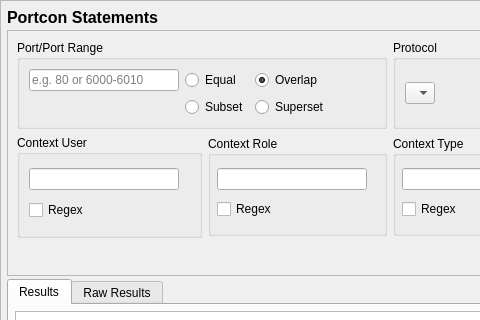
This is setoolsgui/apol/portconquery.ui in SELinuxProject/setools as Qt 5 draws it before an edit; both pictures show x 0 to 480 and y 0 to 320 of the 774 by 846 pixel window. The edited form follows.
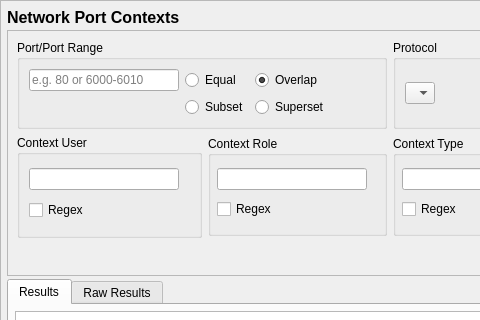
This is the edited form. Custom widgets are drawn as their Qt base class.

Commit message: apol: Add nicer titles for network context tabs.

Patch:
```diff
--- a/setoolsgui/apol/portconquery.ui
+++ b/setoolsgui/apol/portconquery.ui
@@ -114,7 +114,7 @@
        </font>
       </property>
       <property name="text">
-       <string>Portcon Statements</string>
+       <string>Network Port Contexts</string>
       </property>
      </widget>
     </item>
```
The commit also changes 3 other files.
